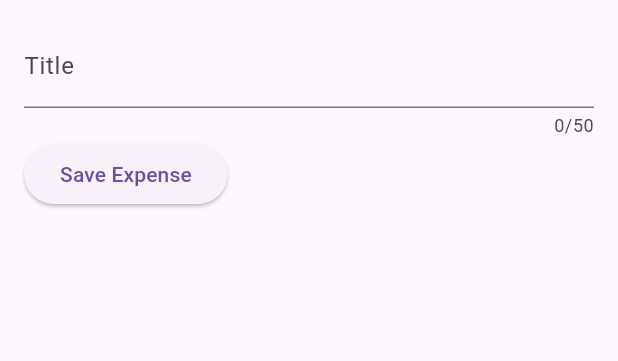
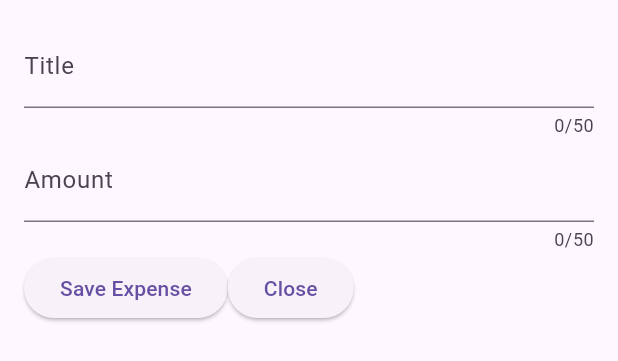
Before and after one commit to JerryWeng/expense_tracker, a Flutter app: the NewExpense widget shown alone on an empty page, opened directly, after a tap on "Save Expense", on a phone screen of 412 x 824 dp. Shown: the top 361 px of the screen. Run offline on Flutter 3.47's test engine with Material 3 defaults, Android fonts, the phone set to English and light mode, and no system bars.

Commit message:
added amount input and close button

```diff
--- a/lib/widgets/new_expense.dart
+++ b/lib/widgets/new_expense.dart
@@ -12,9 +12,12 @@ class NewExpense extends StatefulWidget {
 
 class _NewExpenseState extends State<NewExpense> {
   final _titleController = TextEditingController();
+  final _amountController = TextEditingController();
+
   @override
   void dispose() {
     _titleController.dispose();
+    _amountController.dispose();
     super.dispose();
   }
 
@@ -30,9 +33,23 @@ class _NewExpenseState extends State<NewExpense> {
                 child: TextField(
                   controller: _titleController,
                   maxLength: 50,
+                  keyboardType: TextInputType.number,
+                  decoration: InputDecoration(
+                    label: Text('Title'),
+                  ),
+                ),
+              ),
+            ],
+          ),
+          Row(
+            children: [
+              Expanded(
+                child: TextField(
+                  controller: _amountController,
+                  maxLength: 50,
                   keyboardType: TextInputType.name,
                   decoration: InputDecoration(
-                    label: Text('Title'),
+                    label: Text('Amount'),
                   ),
                 ),
               ),
@@ -43,8 +60,15 @@ class _NewExpenseState extends State<NewExpense> {
               ElevatedButton(
                 onPressed: () {
                   print(_titleController.text);
+                  print(_amountController.text);
                 },
                 child: Text('Save Expense'),
+              ),
+              ElevatedButton(
+                onPressed: () {
+                  Navigator.pop(context);
+                },
+                child: Text('Close'),
               )
             ],
           ),
```
